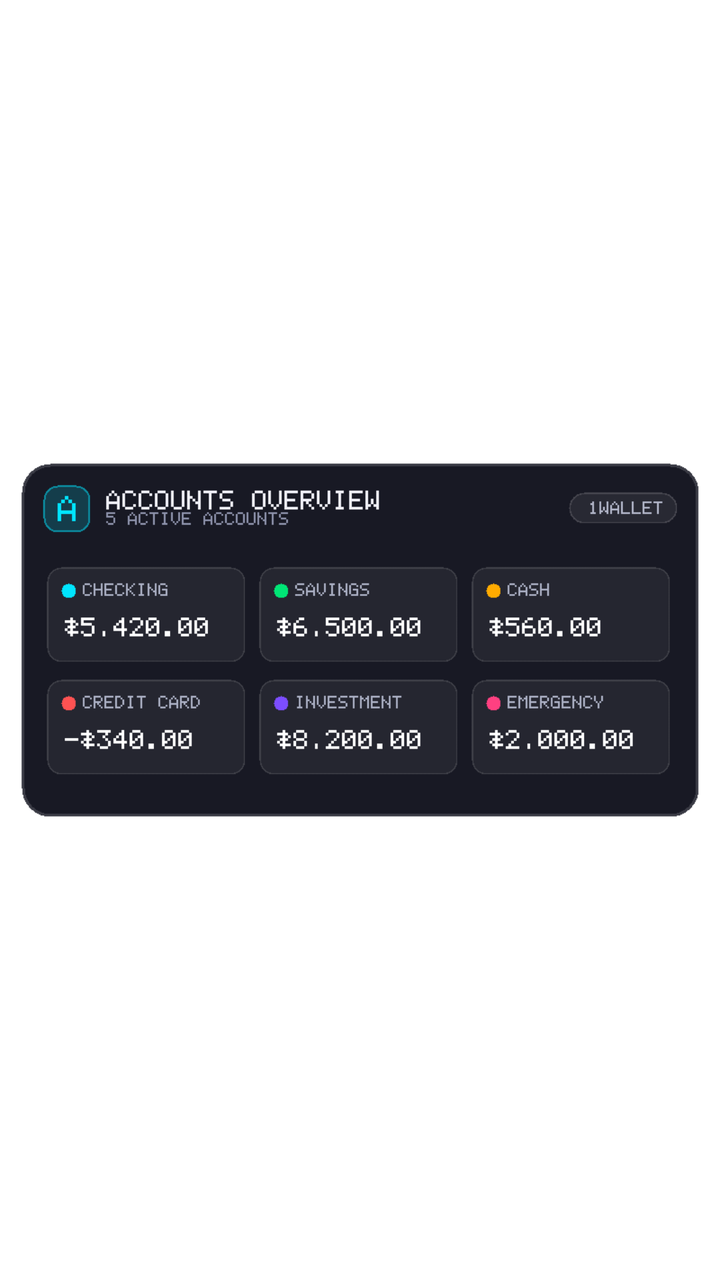
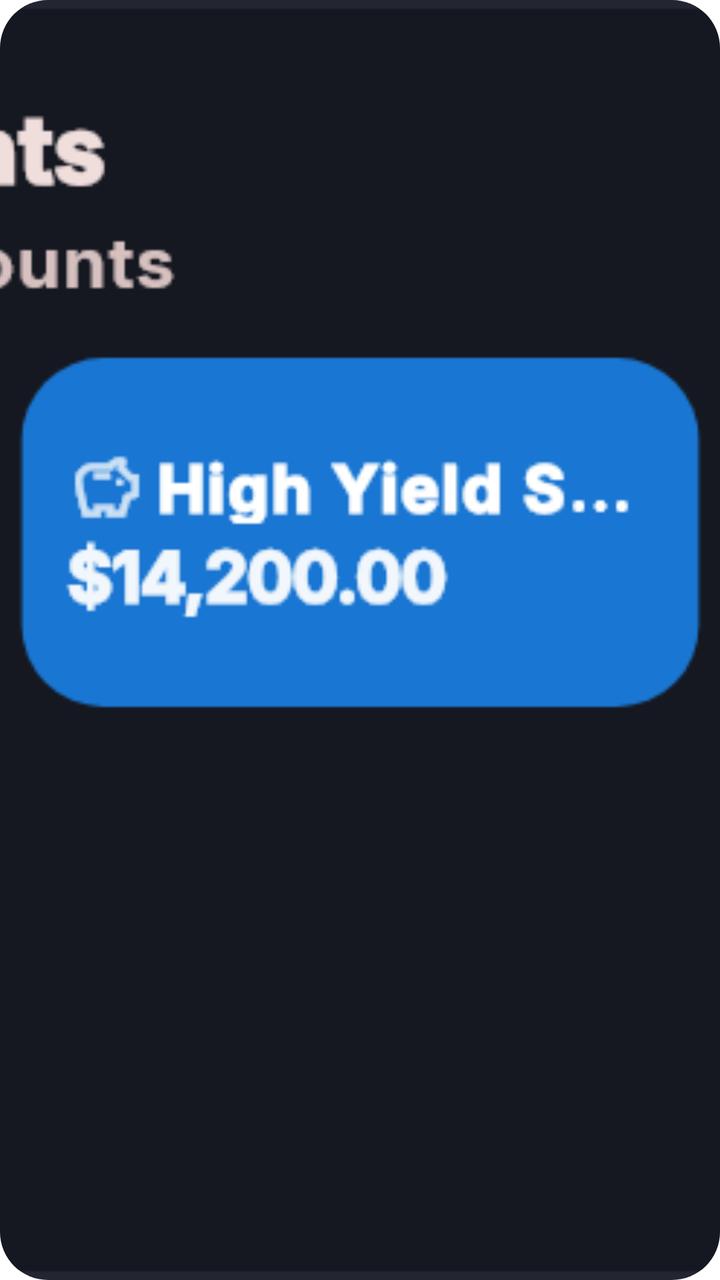

The first picture is an Android layout as it rendered before a commit; the second is the same layout after the commit. The layout source and the unified diff follow.
<!-- AndroidManifest.xml: fallback theme Theme.MaterialComponents.DayNight.NoActionBar -->
<!-- res/layout/widget_accounts.xml -->
<?xml version="1.0" encoding="utf-8"?>
<ImageView xmlns:android="http://schemas.android.com/apk/res/android"
    android:id="@+id/widget_accounts_root"
    android:layout_width="match_parent"
    android:layout_height="match_parent"
    android:scaleType="fitCenter"
    android:adjustViewBounds="true"
    android:src="@drawable/widget_preview_accounts"
    android:contentDescription="1Wallet Accounts Overview" />
<!-- resources referenced by this layout -->
<resources>
  <!-- drawable widget_preview_accounts: png bitmap (drawable, 6878 bytes) -->
</resources>

<!-- the commit's change to res/layout/widget_accounts.xml (unified diff, before → after) -->
@@ -3,7 +3,9 @@
     android:id="@+id/widget_accounts_root"
     android:layout_width="match_parent"
     android:layout_height="match_parent"
-    android:scaleType="fitCenter"
-    android:adjustViewBounds="true"
+    android:background="@drawable/widget_background"
+    android:clipToOutline="true"
+    android:scaleType="centerCrop"
+    android:adjustViewBounds="false"
     android:src="@drawable/widget_preview_accounts"
     android:contentDescription="1Wallet Accounts Overview" />
<!-- resource entries referenced after the edit -->
@@ -1,5 +1,15 @@
 <!-- resources referenced by this layout -->
 <resources>
-  <!-- drawable widget_preview_accounts: png bitmap (drawable, 6878 bytes) -->
+  <!-- drawable widget_background (drawable) -->
+  <?xml version="1.0" encoding="utf-8"?>
+  <shape xmlns:android="http://schemas.android.com/apk/res/android"
+      android:shape="rectangle">
+      <solid android:color="#FF151820" />
+      <corners android:radius="24dp" />
+      <stroke
+          android:width="1.2dp"
+          android:color="#33FFFFFF" />
+  </shape>
+  <!-- drawable widget_preview_accounts: png bitmap (drawable, 45816 bytes) -->
 </resources>
 
